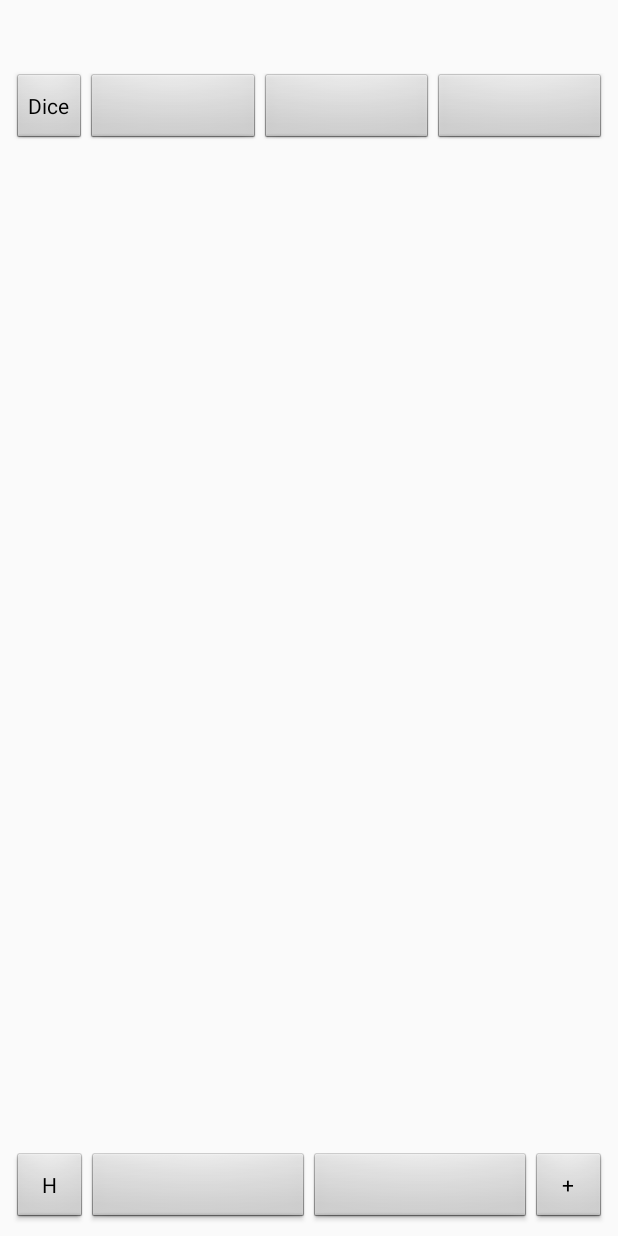
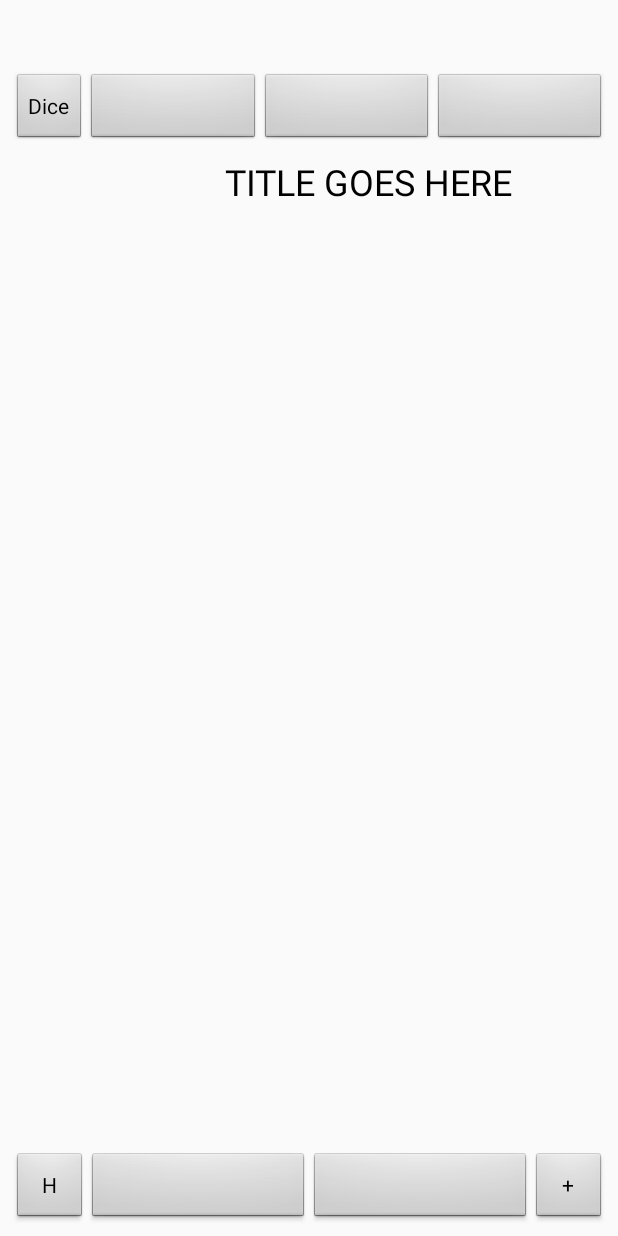
Before and after one commit to Kearns-Alex-School/Android-StatTracker, an Android app: the layout activity_character_details.xml on its own in the app's theme, with its tools: preview values and no code run, on a phone screen of 412 x 824 dp. Run offline under Robolectric (Android 15) with nearby library versions, the phone set to English and light mode, and no system bars.

Commit message:
Added content title to menus

```diff
--- a/app/src/main/res/layout/activity_character_details.xml
+++ b/app/src/main/res/layout/activity_character_details.xml
@@ -116,11 +116,28 @@
 
         </ScrollView>
 
-        <ListView
-            android:id="@+id/Content_Menu"
-            android:layout_width="fill_parent"
-            android:layout_height="fill_parent"
-            android:layout_weight="1" />
+        <LinearLayout
+            android:layout_width="match_parent"
+            android:layout_height="match_parent"
+            android:layout_weight="1"
+            android:orientation="vertical">
+
+            <TextView
+                android:id="@+id/ContentTitle"
+                android:layout_width="match_parent"
+                android:layout_height="wrap_content"
+                android:layout_weight="0"
+                android:text="TITLE GOES HERE"
+                android:textAlignment="center"
+                android:textColor="@android:color/black"
+                android:textSize="24sp" />
+
+            <ListView
+                android:id="@+id/Content_Menu"
+                android:layout_width="fill_parent"
+                android:layout_height="fill_parent"
+                android:layout_weight="1" />
+        </LinearLayout>
 
     </LinearLayout>
 
```
Also changed, not shown: app/src/main/java/cs246/groupApp/dndapp/CharacterDetailsActivity.java (+12 -0 lines).
